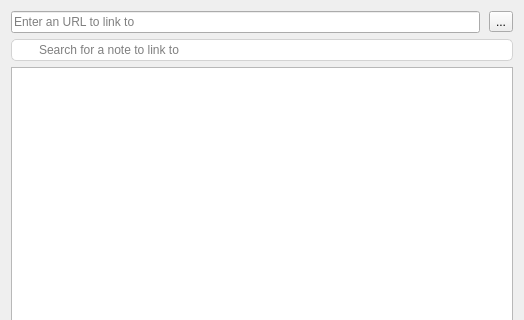
Above: src/dialogs/linkdialog.ui from pbek/QOwnNotes before the change; both pictures show x 0 to 524 and y 0 to 320 of the 524 by 531 pixel window. Below: the same form after it.
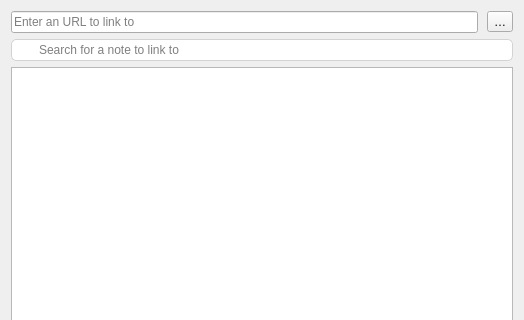
That is the form after the change. Icons and pictures are not drawn.

The edit to the form file:
```diff
--- a/src/dialogs/linkdialog.ui
+++ b/src/dialogs/linkdialog.ui
@@ -63,7 +63,7 @@
            <string>&lt;html&gt;&lt;head/&gt;&lt;body&gt;&lt;p&gt;select local file to link to&lt;/p&gt;&lt;/body&gt;&lt;/html&gt;</string>
           </property>
           <property name="text">
-           <string notr="true">...</string>
+           <string notr="true">…</string>
           </property>
          </widget>
         </item>
```
